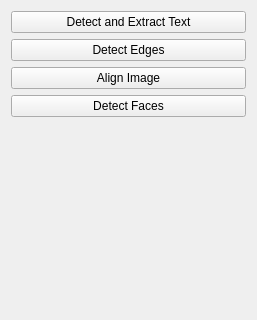
This is ui/tools.ui in 0xC0000409/ImageProcessor as Qt 5 draws it before an edit; both pictures show x 0 to 257 and y 0 to 320 of the 257 by 597 pixel window. The edited form follows.
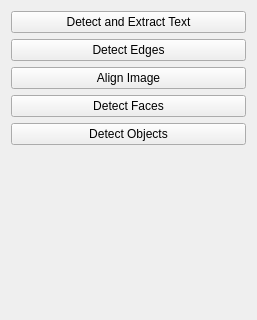
This is the edited form.

Commit message: Add object detection

What changed in the file:
```diff
--- a/ui/tools.ui
+++ b/ui/tools.ui
@@ -42,6 +42,13 @@
      </property>
     </widget>
    </item>
+   <item>
+    <widget class="QPushButton" name="buttonDetectObjects">
+     <property name="text">
+      <string>Detect Objects</string>
+     </property>
+    </widget>
+   </item>
    <item>
     <spacer name="verticalSpacer">
      <property name="orientation">
```
The commit also changes 5 other files.
